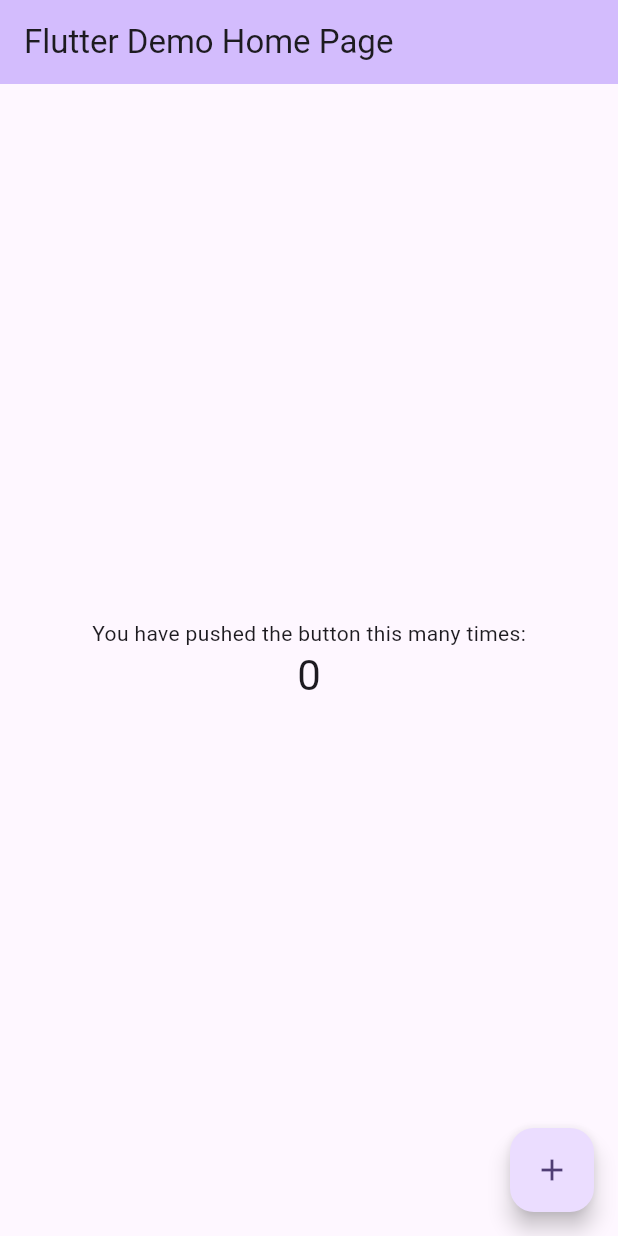
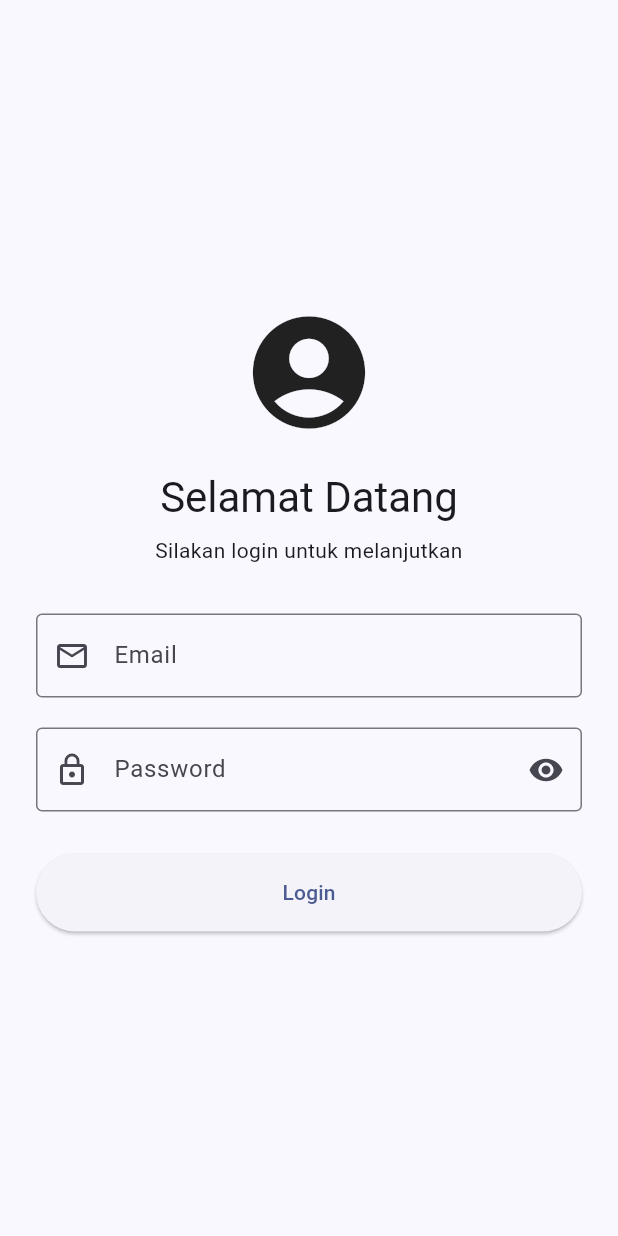
Before and after one commit to Fauzi2607/uts-pml-1124160236, a Flutter app: the screen it shows after launch, on a phone screen of 412 x 824 dp. Run offline on Flutter 3.47's test engine with Material 3 defaults, Android fonts, the phone set to English and light mode, and no system bars.

Commit message:
add dan edit login

```diff
--- a/soal2_profil_app/lib/main.dart
+++ b/soal2_profil_app/lib/main.dart
@@ -1,122 +1,51 @@
+
 import 'package:flutter/material.dart';
+
+import 'screens/login_page.dart';
 
 void main() {
   runApp(const MyApp());
 }
 
-class MyApp extends StatelessWidget {
+class MyApp extends StatefulWidget {
   const MyApp({super.key});
 
-  // This widget is the root of your application.
   @override
-  Widget build(BuildContext context) {
-    return MaterialApp(
-      title: 'Flutter Demo',
-      theme: ThemeData(
-        // This is the theme of your application.
-        //
-        // TRY THIS: Try running your application with "flutter run". You'll see
-        // the application has a purple toolbar. Then, without quitting the app,
-        // try changing the seedColor in the colorScheme below to Colors.green
-        // and then invoke "hot reload" (save your changes or press the "hot
-        // reload" button in a Flutter-supported IDE, or press "r" if you used
-        // the command line to start the app).
-        //
-        // Notice that the counter didn't reset back to zero; the application
-        // state is not lost during the reload. To reset the state, use hot
-        // restart instead.
-        //
-        // This works for code too, not just values: Most code changes can be
-        // tested with just a hot reload.
-        colorScheme: .fromSeed(seedColor: Colors.deepPurple),
-      ),
-      home: const MyHomePage(title: 'Flutter Demo Home Page'),
-    );
-  }
+  State<MyApp> createState() => _MyAppState();
 }
 
-class MyHomePage extends StatefulWidget {
-  const MyHomePage({super.key, required this.title});
+class _MyAppState extends State<MyApp> {
+  ThemeMode _themeMode = ThemeMode.system;
 
-  // This widget is the home page of your application. It is stateful, meaning
-  // that it has a State object (defined below) that contains fields that affect
-  // how it looks.
-
-  // This class is the configuration for the state. It holds the values (in this
-  // case the title) provided by the parent (in this case the App widget) and
-  // used by the build method of the State. Fields in a Widget subclass are
-  // always marked "final".
-
-  final String title;
-
-  @override
-  State<MyHomePage> createState() => _MyHomePageState();
-}
-
-class _MyHomePageState extends State<MyHomePage> {
-  int _counter = 0;
-
-  void _incrementCounter() {
+  void _changeTheme(ThemeMode mode) {
     setState(() {
-      // This call to setState tells the Flutter framework that something has
-      // changed in this State, which causes it to rerun the build method below
-      // so that the display can reflect the updated values. If we changed
-      // _counter without calling setState(), then the build method would not be
-      // called again, and so nothing would appear to happen.
-      _counter++;
+      _themeMode = mode;
     });
   }
 
   @override
   Widget build(BuildContext context) {
-    // This method is rerun every time setState is called, for instance as done
-    // by the _incrementCounter method above.
-    //
-    // The Flutter framework has been optimized to make rerunning build methods
-    // fast, so that you can just rebuild anything that needs updating rather
-    // than having to individually change instances of widgets.
-    return Scaffold(
-      appBar: AppBar(
-        // TRY THIS: Try changing the color here to a specific color (to
-        // Colors.amber, perhaps?) and trigger a hot reload to see the AppBar
-        // change color while the other colors stay the same.
-        backgroundColor: Theme.of(context).colorScheme.inversePrimary,
-        // Here we take the value from the MyHomePage object that was created by
-        // the App.build method, and use it to set our appbar title.
-        title: Text(widget.title),
-      ),
-      body: Center(
-        // Center is a layout widget. It takes a single child and positions it
-        // in the middle of the parent.
-        child: Column(
-          // Column is also a layout widget. It takes a list of children and
-          // arranges them vertically. By default, it sizes itself to fit its
-          // children horizontally, and tries to be as tall as its parent.
-          //
-          // Column has various properties to control how it sizes itself and
-          // how it positions its children. Here we use mainAxisAlignment to
-          // center the children vertically; the main axis here is the vertical
-          // axis because Columns are vertical (the cross axis would be
-          // horizontal).
-          //
-          // TRY THIS: Invoke "debug painting" (choose the "Toggle Debug Paint"
-          // action in the IDE, or press "p" in the console), to see the
-          // wireframe for each widget.
-          mainAxisAlignment: .center,
-          children: [
-            const Text('You have pushed the button this many times:'),
-            Text(
-              '$_counter',
-              style: Theme.of(context).textTheme.headlineMedium,
-            ),
-          ],
+    return MaterialApp(
+      title: 'Profil Mahasiswa',
+      debugShowCheckedModeBanner: false,
+      theme: ThemeData(
+        useMaterial3: true,
+        brightness: Brightness.light,
+        colorScheme: ColorScheme.fromSeed(
+          seedColor: const Color(0xFF1E3A8A),
+          brightness: Brightness.light,
         ),
       ),
-      floatingActionButton: FloatingActionButton(
-        onPressed: _incrementCounter,
-        tooltip: 'Increment',
-        child: const Icon(Icons.add),
+      darkTheme: ThemeData(
+        useMaterial3: true,
+        brightness: Brightness.dark,
+        colorScheme: ColorScheme.fromSeed(
+          seedColor: const Color(0xFF60A5FA),
+          brightness: Brightness.dark,
+        ),
       ),
+      themeMode: _themeMode,
+      home: LoginPage(onThemeChanged: _changeTheme),
     );
   }
 }
--- /dev/null
+++ b/soal2_profil_app/lib/screens/login_page.dart
@@ -0,0 +1,171 @@
+import 'package:flutter/material.dart';
+import 'package:soal2_profil_app/screens/profile_page.dart';
+
+class LoginPage extends StatefulWidget {
+  final ValueChanged<ThemeMode> onThemeChanged;
+
+  const LoginPage({super.key, required this.onThemeChanged});
+
+  @override
+  State<LoginPage> createState() => _LoginPageState();
+}
+
+class _LoginPageState extends State<LoginPage> {
+  final _formKey = GlobalKey<FormState>();
+
+  final _emailController = TextEditingController();
+  final _passwordController = TextEditingController();
+
+  bool _isLoading = false;
+  bool _obscurePassword = true;
+  static const String _correctEmail = 'mohamadfauzi2607@gmail.com';
+  static const String _correctPassword = 'fauzi123';
+
+  void _login() async {
+    if (!_formKey.currentState!.validate()) return;
+
+    setState(() {
+      _isLoading = true;
+    });
+
+    await Future.delayed(const Duration(seconds: 2));
+
+    if (!mounted) return;
+
+    final email = _emailController.text.trim().toLowerCase();
+    final password = _passwordController.text;
+
+    setState(() {
+      _isLoading = false;
+    });
+
+    if (email == _correctEmail && password == _correctPassword) {
+      Navigator.pushReplacement(
+        context,
+        MaterialPageRoute(
+          builder: (context) =>
+              ProfilePage(onThemeChanged: widget.onThemeChanged),
+        ),
+      );
+    } else {
+      ScaffoldMessenger.of(context).showSnackBar(
+        const SnackBar(
+          content: Text('Email atau password salah!'),
+          backgroundColor: Colors.red,
+        ),
+      );
+    }
+  }
+
+  @override
+  void dispose() {
+    _emailController.dispose();
+    _passwordController.dispose();
+    super.dispose();
+  }
+
+  @override
+  Widget build(BuildContext context) {
+    return Scaffold(
+      body: SafeArea(
+        child: Center(
+          child: SingleChildScrollView(
+            padding: const EdgeInsets.all(24),
+            child: Form(
+              key: _formKey,
+              child: Column(
+                crossAxisAlignment: CrossAxisAlignment.stretch,
+                children: [
+                  const Icon(Icons.account_circle, size: 90),
+                  const SizedBox(height: 20),
+                  Text(
+                    'Selamat Datang',
+                    textAlign: TextAlign.center,
+                    style: Theme.of(context).textTheme.headlineMedium,
+                  ),
+                  const SizedBox(height: 8),
+                  const Text(
+                    'Silakan login untuk melanjutkan',
+                    textAlign: TextAlign.center,
+                  ),
+                  const SizedBox(height: 32),
+
+                  TextFormField(
+                    controller: _emailController,
+                    keyboardType: TextInputType.emailAddress,
+                    decoration: const InputDecoration(
+                      labelText: 'Email',
+                      prefixIcon: Icon(Icons.email_outlined),
+                      border: OutlineInputBorder(),
+                    ),
+                    validator: (value) {
+                      if (value == null || value.trim().isEmpty) {
+                        return 'Email wajib diisi';
+                      }
+
+                      if (!RegExp(r'^[^@]+@[^@]+\.[^@]+$')
+                          .hasMatch(value.trim())) {
+                        return 'Format email tidak valid';
+                      }
+
+                      return null;
+                    },
+                  ),
+                  const SizedBox(height: 20),
+
+                  TextFormField(
+                    controller: _passwordController,
+                    obscureText: _obscurePassword,
+                    decoration: InputDecoration(
+                      labelText: 'Password',
+                      prefixIcon: const Icon(Icons.lock_outline),
+                      border: const OutlineInputBorder(),
+                      suffixIcon: IconButton(
+                        icon: Icon(
+                          _obscurePassword
+                              ? Icons.visibility
+                              : Icons.visibility_off,
+                        ),
+                        onPressed: () {
+                          setState(() {
+                            _obscurePassword = !_obscurePassword;
+                          });
+                        },
+                      ),
+                    ),
+                    validator: (value) {
+                      if (value == null || value.isEmpty) {
+                        return 'Password wajib diisi';
+                      }
+
+                      if (value.length < 6) {
+                        return 'Password minimal 6 karakter';
+                      }
+
+                      return null;
+                    },
+                  ),
+                  const SizedBox(height: 28),
+
+                  ElevatedButton(
+                    onPressed: _isLoading ? null : _login,
+                    style: ElevatedButton.styleFrom(
+                      padding: const EdgeInsets.symmetric(vertical: 16),
+                    ),
+                    child: _isLoading
+                        ? const SizedBox(
+                            height: 22,
+                            width: 22,
+                            child: CircularProgressIndicator(strokeWidth: 2),
+                          )
+                        : const Text('Login'),
+                  ),
+                ],
+              ),
+            ),
+          ),
+        ),
+      ),
+    );
+  }
+}
--- a/soal2_profil_app/lib/screens/profile_page.dart
+++ b/soal2_profil_app/lib/screens/profile_page.dart
@@ -1,4 +1,3 @@
-
 import 'package:flutter/material.dart';
 import 'package:soal2_profil_app/widgets/info_tile.dart';
 import 'package:soal2_profil_app/models/profile.dart';
@@ -21,11 +20,11 @@ class _ProfilePageState extends State<ProfilePage> {
     nim: '1124160236',
     kelas: 'TI 24 SE SH',
     prodi: 'Teknik Informatika',
-    bio: 'Saya Seorang Mahasiswa',
-    email: 'mohamadfauzi2607.com',
+    bio: 'Mahasiswa',
+    email: 'mohamadfauzi2607@gmail.com',
     phone: '081316528610',
     github: 'Fauzi2607',
-    photo: 'assets/images/profile.jpg',
+    photo: 'assets/profil',
   );
 
   Future<void> _openEditProfile() async {
@@ -73,9 +72,7 @@ class _ProfilePageState extends State<ProfilePage> {
                 children: [
                   const CircleAvatar(
                     radius: 30,
-                    backgroundImage: AssetImage(
-                      'assets/images/profile.jpg',
-                    ),
+                    backgroundImage: AssetImage('assets/profil.jpeg'),
                   ),
                   const SizedBox(height: 10),
                   Text(
@@ -110,9 +107,7 @@ class _ProfilePageState extends State<ProfilePage> {
 
                 Navigator.push(
                   context,
-                  MaterialPageRoute(
-                    builder: (context) => const AboutPage(),
-                  ),
+                  MaterialPageRoute(builder: (context) => const AboutPage()),
                 );
               },
             ),
@@ -171,10 +166,7 @@ class _ProfilePageState extends State<ProfilePage> {
 
                 const SizedBox(height: 12),
 
-                Text(
-                  profile.bio,
-                  textAlign: TextAlign.center,
-                ),
+                Text(profile.bio, textAlign: TextAlign.center),
 
                 const SizedBox(height: 20),
 
@@ -201,7 +193,6 @@ class _ProfilePageState extends State<ProfilePage> {
                     ],
                   ),
                 ),
-
               ],
             ),
           ),
```
Also changed, not shown: soal2_profil_app/assets/profil.jpeg (renamed from soal2_profil_app/assets/profil.jpg.jpeg). Lines whose indentation alone changed are shown as unchanged.
